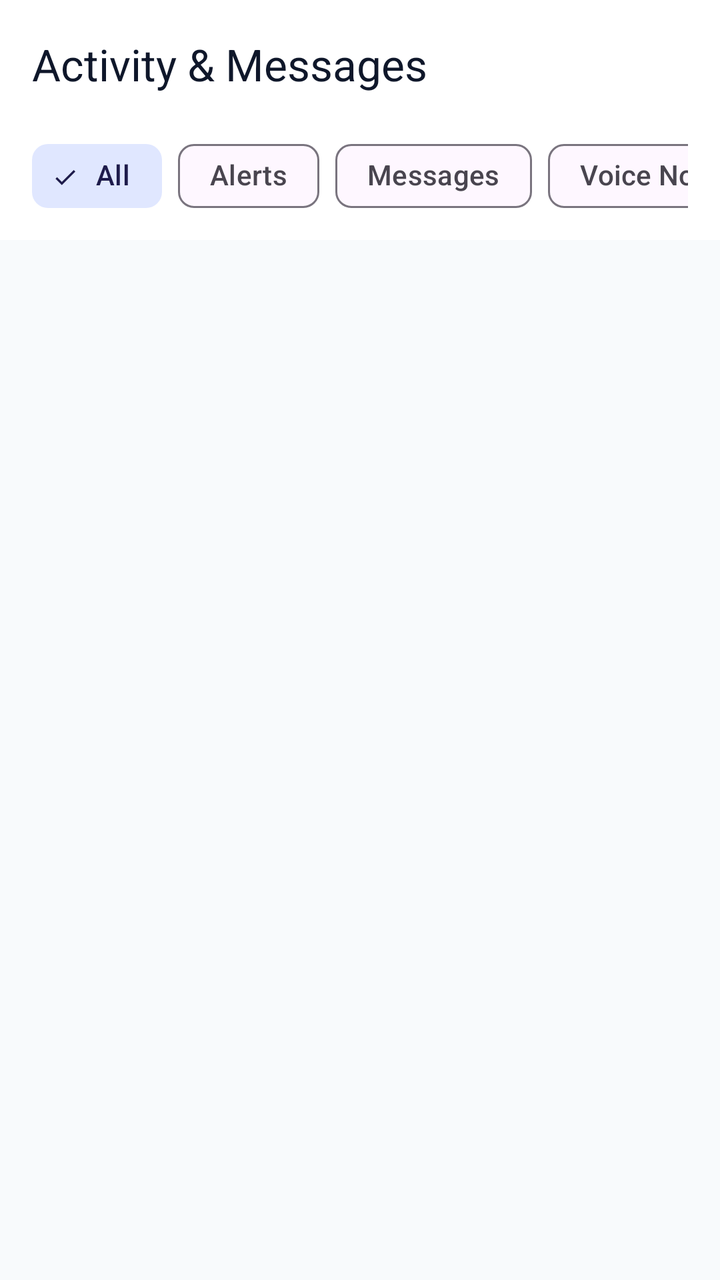
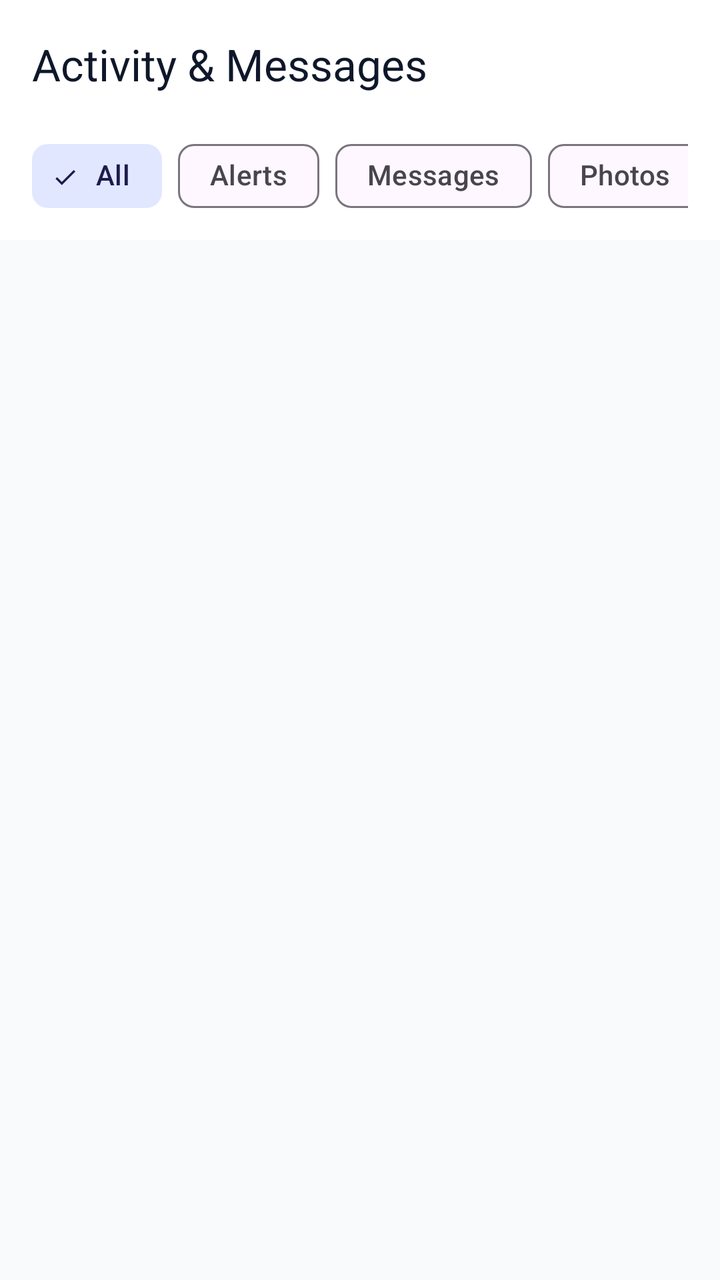

Screens rendered from an Android XML layout before and after an edit, with the pre-edit source and the edit as a unified diff.
<!-- AndroidManifest.xml: application theme Theme.QRConnect -->
<!-- res/layout/fragment_inbox.xml -->
<?xml version="1.0" encoding="utf-8"?>
<LinearLayout xmlns:android="http://schemas.android.com/apk/res/android"
    xmlns:app="http://schemas.android.com/apk/res-auto"
    android:layout_width="match_parent"
    android:layout_height="match_parent"
    android:background="@color/background"
    android:orientation="vertical">

    <com.google.android.material.appbar.MaterialToolbar
        android:id="@+id/toolbar"
        android:layout_width="match_parent"
        android:layout_height="?attr/actionBarSize"
        android:background="@color/surface"
        app:title="Activity &amp; Messages"
        app:titleTextColor="@color/on_surface" />

    
    <HorizontalScrollView
        android:layout_width="match_parent"
        android:layout_height="wrap_content"
        android:background="@color/surface"
        android:paddingHorizontal="16dp"
        android:paddingBottom="8dp"
        android:scrollbars="none">

        <com.google.android.material.chip.ChipGroup
            android:id="@+id/chipGroupFilter"
            android:layout_width="wrap_content"
            android:layout_height="wrap_content"
            app:singleSelection="true">

            <com.google.android.material.chip.Chip
                android:id="@+id/chipAll"
                style="@style/Widget.Material3.Chip.Filter"
                android:layout_width="wrap_content"
                android:layout_height="wrap_content"
                android:checked="true"
                android:text="All" />

            <com.google.android.material.chip.Chip
                android:id="@+id/chipAlerts"
                style="@style/Widget.Material3.Chip.Filter"
                android:layout_width="wrap_content"
                android:layout_height="wrap_content"
                android:text="Alerts" />

            <com.google.android.material.chip.Chip
                android:id="@+id/chipMessages"
                style="@style/Widget.Material3.Chip.Filter"
                android:layout_width="wrap_content"
                android:layout_height="wrap_content"
                android:text="Messages" />

            <com.google.android.material.chip.Chip
                android:id="@+id/chipVoice"
                style="@style/Widget.Material3.Chip.Filter"
                android:layout_width="wrap_content"
                android:layout_height="wrap_content"
                android:text="Voice Notes" />

            <com.google.android.material.chip.Chip
                android:id="@+id/chipLocation"
                style="@style/Widget.Material3.Chip.Filter"
                android:layout_width="wrap_content"
                android:layout_height="wrap_content"
                android:text="Locations" />
        </com.google.android.material.chip.ChipGroup>
    </HorizontalScrollView>

    <FrameLayout
        android:layout_width="match_parent"
        android:layout_height="match_parent">

        <androidx.recyclerview.widget.RecyclerView
            android:id="@+id/rvEvents"
            android:layout_width="match_parent"
            android:layout_height="match_parent"
            android:clipToPadding="false"
            android:paddingHorizontal="16dp"
            android:paddingTop="12dp"
            android:paddingBottom="96dp" />

        <LinearLayout
            android:id="@+id/layoutEmptyEvents"
            android:layout_width="wrap_content"
            android:layout_height="wrap_content"
            android:layout_gravity="center"
            android:gravity="center"
            android:orientation="vertical"
            android:padding="32dp"
            android:visibility="gone">

            <ImageView
                android:layout_width="64dp"
                android:layout_height="64dp"
                android:src="@drawable/ic_nav_inbox"
                app:tint="@color/text_hint" />

            <TextView
                android:layout_width="wrap_content"
                android:layout_height="wrap_content"
                android:layout_marginTop="16dp"
                android:text="@string/no_events"
                android:textAlignment="center"
                android:textColor="@color/on_surface_variant"
                android:textSize="15sp" />
        </LinearLayout>

        <ProgressBar
            android:id="@+id/progressBar"
            android:layout_width="wrap_content"
            android:layout_height="wrap_content"
            android:layout_gravity="center"
            android:indeterminateTint="@color/primary"
            android:visibility="gone" />
    </FrameLayout>
</LinearLayout>
<!-- resources referenced by this layout -->
<resources>
  <color name="background">#F8FAFC</color>
  <color name="on_surface">#0F172A</color>
  <color name="on_surface_variant">#64748B</color>
  <color name="primary">#4F46E5</color>
  <color name="surface">#FFFFFF</color>
  <color name="text_hint">#94A3B8</color>
  <!-- drawable ic_nav_inbox (drawable) -->
  <vector xmlns:android="http://schemas.android.com/apk/res/android"
      android:width="24dp"
      android:height="24dp"
      android:viewportWidth="24"
      android:viewportHeight="24">
      <path
          android:fillColor="#FF000000"
          android:pathData="M12,22c1.1,0 2,-0.9 2,-2h-4c0,1.1 0.89,2 2,2zM18,16v-5c0,-3.07 -1.64,-5.64 -4.5,-6.32L13.5,4c0,-0.83 -0.67,-1.5 -1.5,-1.5s-1.5,0.67 -1.5,1.5v0.68C7.63,5.36 6,7.92 6,11v5l-2,2v1h16v-1l-2,-2zM16,17L8,17v-6c0,-2.48 1.51,-4.5 4,-4.5s4,2.02 4,4.5v6z"/>
  </vector>
  <string name="no_events">No activity recorded yet</string>
  <style name="Theme.QRConnect" parent="Theme.Material3.DayNight.NoActionBar">
          <item name="colorPrimary">@color/primary</item>
          <item name="colorPrimaryDark">@color/primary_dark</item>
          <item name="colorSecondary">@color/secondary</item>
          <item name="colorSecondaryContainer">@color/secondary_container</item>
          <item name="colorOnSecondaryContainer">@color/on_secondary_container</item>
          
          <item name="android:statusBarColor">@color/surface</item>
          <item name="android:windowLightStatusBar">true</item>
          <item name="android:colorBackground">@color/background</item>
          <item name="android:fitsSystemWindows">true</item>
  
          
          <item name="bottomNavigationStyle">@style/Widget.App.BottomNavigationView</item>
      </style>
  <color name="primary_dark">#4338CA</color>
  <color name="secondary">#6366F1</color>
  <color name="secondary_container">#E0E7FF</color>
  <color name="on_secondary_container">#1E1B4B</color>
  <style name="Widget.App.BottomNavigationView" parent="Widget.Material3.BottomNavigationView">
          <item name="backgroundTint">@color/surface</item>
          <item name="itemIconTint">@color/selector_nav_icon</item>
          <item name="itemTextColor">@color/selector_nav_icon</item>
          <item name="itemActiveIndicatorStyle">@style/Widget.App.NavIndicator</item>
          <item name="elevation">8dp</item>
      </style>
  <style name="Widget.App.NavIndicator" parent="Widget.Material3.BottomNavigationView.ActiveIndicator">
          <item name="android:color">@color/primary_container</item>
      </style>
  <color name="primary_container">#EEF2FF</color>
</resources>

<!-- the commit's change to res/layout/fragment_inbox.xml (unified diff, before → after) -->
@@ -50,6 +50,20 @@
                 android:layout_width="wrap_content"
                 android:layout_height="wrap_content"
                 android:text="Messages" />
+
+            <com.google.android.material.chip.Chip
+                android:id="@+id/chipPhotos"
+                style="@style/Widget.Material3.Chip.Filter"
+                android:layout_width="wrap_content"
+                android:layout_height="wrap_content"
+                android:text="Photos" />
+
+            <com.google.android.material.chip.Chip
+                android:id="@+id/chipVideos"
+                style="@style/Widget.Material3.Chip.Filter"
+                android:layout_width="wrap_content"
+                android:layout_height="wrap_content"
+                android:text="Videos" />
 
             <com.google.android.material.chip.Chip
                 android:id="@+id/chipVoice"
